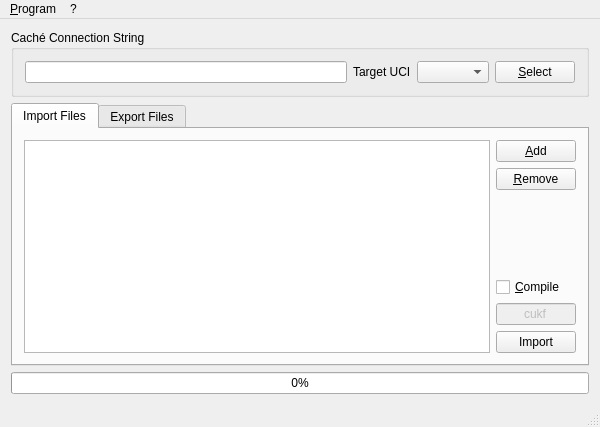
Old version of the form QtCacheTool/mainwindow.ui in the repository entwickler42/QtCache.
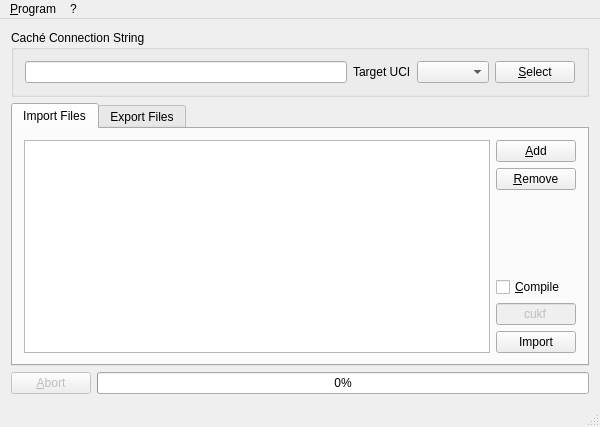
New version of the form. Icons and pictures are not drawn.

Commit message:
Improved GUI behavior when importing files and added a rudimentary abort function
The selected import directory path is now being saved and used as start location for future imports.

```diff
--- a/QtCacheTool/mainwindow.ui
+++ b/QtCacheTool/mainwindow.ui
@@ -291,6 +291,18 @@
      </widget>
     </item>
     <item>
+     <layout class="QHBoxLayout" name="horizontalLayout_6">
+      <item>
+       <widget class="QPushButton" name="abortTask">
+        <property name="enabled">
+         <bool>false</bool>
+        </property>
+        <property name="text">
+         <string>&amp;Abort</string>
+        </property>
+       </widget>
+      </item>
+      <item>
      <widget class="QProgressBar" name="progressBar">
       <property name="value">
        <number>0</number>
@@ -299,6 +311,8 @@
        <bool>true</bool>
       </property>
      </widget>
+      </item>
+     </layout>
     </item>
    </layout>
   </widget>
```
Lines whose indentation alone changed are shown as unchanged. The commit also changes 2 other files.
